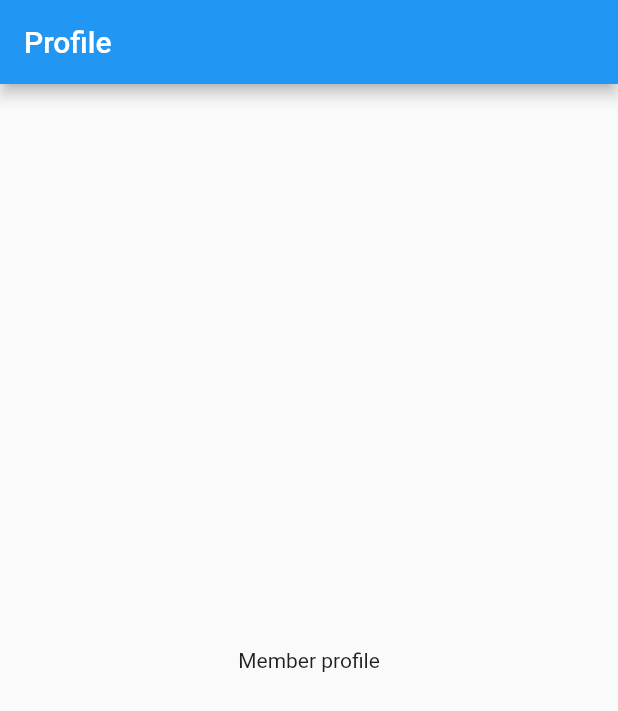
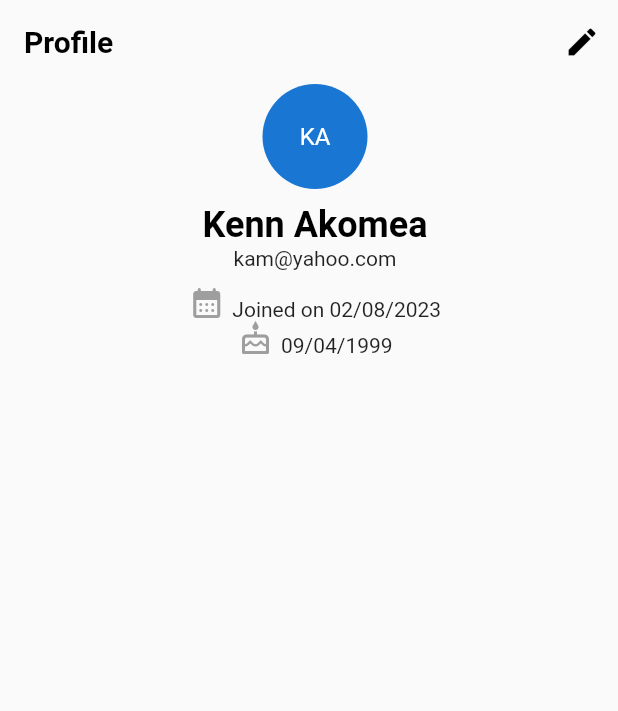
Before and after one commit to Akomea/famhub, a Flutter app: the screen it shows after launch, on a phone screen of 412 x 824 dp. Shown: the top 711 px of the screen. Run offline on Flutter 3.47's test engine with Material 2 defaults, Android fonts, the phone set to English and light mode, and no system bars; our stand-ins replace get.

Commit message:
implement basic user profile with model attributes

```diff
--- a/lib/main.dart
+++ b/lib/main.dart
@@ -5,7 +5,7 @@ import 'package:get/get_core/src/get_main.dart';
 import 'package:get/get_navigation/src/root/get_material_app.dart';
 
 import 'app_internalisation.dart';
-import 'member_profile.dart';
+import 'user_profile.dart';
 
 void main() {
   runApp(const MyApp());
@@ -19,7 +19,7 @@ class MyApp extends StatelessWidget {
     return GetMaterialApp(
       debugShowCheckedModeBanner: false,
 // You can use the library anywhere in the app even in theme
-      home: const MemberProfile(),
+      home: const UserProfile(),
       locale: Get.deviceLocale,
       translations: AppTranslations(),
       routes: PageRoutes().routes(),
--- a/lib/member_profile.dart
+++ /dev/null
@@ -1,14 +0,0 @@
-import 'package:flutter/material.dart';
-import 'package:get/get.dart';
-
-class MemberProfile extends StatelessWidget {
-  const MemberProfile({super.key});
-
-  @override
-  Widget build(BuildContext context) {
-    return Scaffold(
-      appBar: AppBar(title: Text('profile'.tr)),
-      body: const Center(child: Text('Member profile'),),
-    );
-  }
-}
--- a/lib/routes/routes.dart
+++ b/lib/routes/routes.dart
@@ -1,6 +1,6 @@
 import 'package:flutter/cupertino.dart';
 
-import '../member_profile.dart';
+import '../user_profile.dart';
 
 ///Creates a class with accessible routes to all screens of the app
 class PageRoutes {
@@ -9,7 +9,7 @@ class PageRoutes {
   ///Builds screen widgets and maps them to class attributes
   Map<String, WidgetBuilder> routes() {
     return {
-      memberProfile: (context) => const MemberProfile(),
+      memberProfile: (context) => const UserProfile(),
     };
   }
 }
--- /dev/null
+++ b/lib/user_profile.dart
@@ -0,0 +1,71 @@
+import 'package:flutter/material.dart';
+import 'package:get/get.dart';
+
+class UserProfile extends StatelessWidget {
+  const UserProfile({super.key});
+
+  @override
+  Widget build(BuildContext context) {
+    return Scaffold(
+      appBar: AppBar(
+        actions: [
+          IconButton(
+            icon: const Icon(Icons.edit, color: Colors.black,),
+            tooltip: 'Edit user profile',
+            onPressed: () {
+              // handle the press
+            },
+          ),
+        ],
+        title: Text(
+          'profile'.tr,
+          style:
+          const TextStyle(fontWeight: FontWeight.bold, color: Colors.black),
+        ),
+        elevation: 0,
+        backgroundColor: Colors.transparent,
+      ),
+      body: Padding(
+        padding: const EdgeInsets.only(left: 8.0),
+        child: Column(
+          crossAxisAlignment: CrossAxisAlignment.center,
+          children: const [
+            CircleAvatar(
+              radius: 35,
+              child: Text('KA'),
+            ),
+            SizedBox(height: 10,),
+            Text('Kenn Akomea', style: TextStyle(fontWeight: FontWeight.bold, color: Colors.black,fontSize: 24),),
+            UserInfo(text: 'kam@yahoo.com',),
+            SizedBox(height: 10,),
+            UserInfo(iconData: Icons.calendar_month_rounded, text: 'Joined on 02/08/2023',),
+            UserInfo(iconData: Icons.cake_outlined, text: '09/04/1999',),
+          ],
+        ),
+      )
+    );
+  }
+}
+
+class UserInfo extends StatelessWidget {
+  final String text;
+  final IconData? iconData;
+  const UserInfo({
+    super.key, required this.text, this.iconData
+  });
+
+  @override
+  Widget build(BuildContext context) {
+    return Row(
+      crossAxisAlignment: CrossAxisAlignment.end,
+      mainAxisAlignment: MainAxisAlignment.center,
+      children: [
+        if(iconData !=null) ...[
+        Icon(iconData, color: Colors.grey,),
+        const SizedBox(width: 5,),
+        ],
+        Text(text)
+      ],
+    );
+  }
+}
```
